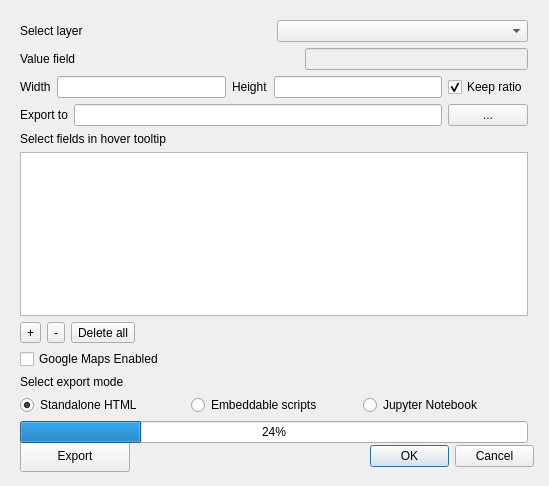
Ziqi-Li/bknqgis, file bknqgis_dialog_base.ui: the form before one commit.
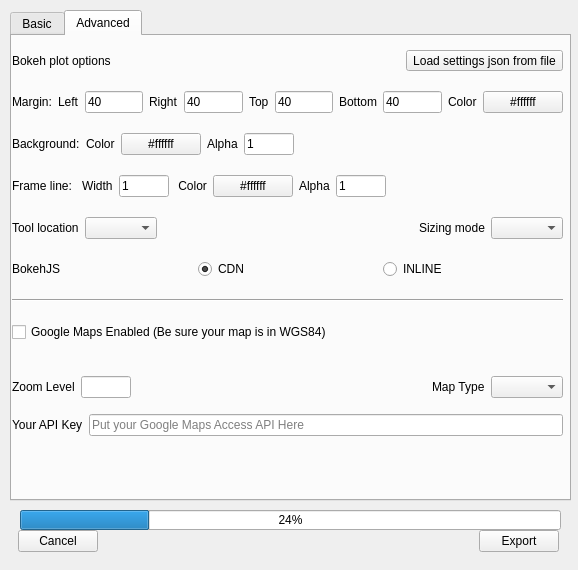
The form after the commit. The open tabs and pages were chosen to show the change.

Commit message: could load setting file

```diff
--- a/bknqgis_dialog_base.ui
+++ b/bknqgis_dialog_base.ui
@@ -9,96 +9,42 @@
    <rect>
     <x>0</x>
     <y>0</y>
-    <width>549</width>
-    <height>486</height>
+    <width>578</width>
+    <height>570</height>
    </rect>
   </property>
   <property name="windowTitle">
    <string>bknqgis</string>
   </property>
-  <widget class="QDialogButtonBox" name="button_box">
+  <widget class="QTabWidget" name="tabWidget">
    <property name="geometry">
     <rect>
-     <x>370</x>
-     <y>440</y>
-     <width>164</width>
-     <height>32</height>
+     <x>10</x>
+     <y>10</y>
+     <width>561</width>
+     <height>491</height>
     </rect>
    </property>
-   <property name="orientation">
-    <enum>Qt::Horizontal</enum>
+   <property name="currentIndex">
+    <number>0</number>
    </property>
-   <property name="standardButtons">
-    <set>QDialogButtonBox::Cancel|QDialogButtonBox::Ok</set>
-   </property>
-  </widget>
-  <widget class="QPushButton" name="previewBTN">
-   <property name="geometry">
-    <rect>
-     <x>20</x>
-     <y>440</y>
-     <width>110</width>
-     <height>32</height>
-    </rect>
-   </property>
-   <property name="text">
-    <string>Export</string>
-   </property>
-  </widget>
-  <widget class="QWidget" name="gridLayoutWidget">
-   <property name="geometry">
-    <rect>
-     <x>20</x>
-     <y>20</y>
-     <width>508</width>
-     <height>423</height>
-    </rect>
-   </property>
-   <layout class="QGridLayout" name="gridLayout">
-    <item row="5" column="0">
-     <widget class="QTableWidget" name="tableWidget"/>
-    </item>
-    <item row="4" column="0">
-     <layout class="QHBoxLayout" name="horizontalLayout">
-      <item>
-       <widget class="QLabel" name="label_2">
-        <property name="text">
-         <string>Select fields in hover tooltip</string>
-        </property>
-       </widget>
-      </item>
-     </layout>
-    </item>
-    <item row="3" column="0">
-     <layout class="QHBoxLayout" name="horizontalLayout_4">
-      <item>
-       <widget class="QLabel" name="label_3">
-        <property name="text">
-         <string>Export to</string>
-        </property>
-       </widget>
-      </item>
-      <item>
-       <widget class="QLineEdit" name="lineEdit"/>
-      </item>
-      <item>
-       <widget class="QPushButton" name="outputBTN">
-        <property name="text">
-         <string>...</string>
-        </property>
-       </widget>
-      </item>
-     </layout>
-    </item>
-    <item row="8" column="0">
-     <widget class="QLabel" name="label_8">
-      <property name="text">
-       <string>Select export mode</string>
-      </property>
-     </widget>
-    </item>
-    <item row="6" column="0">
+   <widget class="QWidget" name="tab1">
+    <attribute name="title">
+     <string>Basic</string>
+    </attribute>
+    <widget class="QWidget" name="layoutWidget">
+     <property name="geometry">
+      <rect>
+       <x>3</x>
+       <y>424</y>
+       <width>541</width>
+       <height>41</height>
+      </rect>
+     </property>
      <layout class="QHBoxLayout" name="horizontalLayout_6">
+      <property name="sizeConstraint">
+       <enum>QLayout::SetDefaultConstraint</enum>
+      </property>
       <item>
        <widget class="QToolButton" name="addRowBTN">
         <property name="text">
@@ -134,11 +80,56 @@
        </spacer>
       </item>
      </layout>
-    </item>
-    <item row="0" column="0">
-     <layout class="QHBoxLayout" name="horizontalLayout_2">
+    </widget>
+    <widget class="QWidget" name="horizontalLayoutWidget_2">
+     <property name="geometry">
+      <rect>
+       <x>2</x>
+       <y>294</y>
+       <width>551</width>
+       <height>141</height>
+      </rect>
+     </property>
+     <layout class="QHBoxLayout" name="horizontalLayout_5">
+      <item>
+       <widget class="QTableWidget" name="tableWidget">
+        <property name="sizePolicy">
+         <sizepolicy hsizetype="Preferred" vsizetype="Preferred">
+          <horstretch>0</horstretch>
+          <verstretch>0</verstretch>
+         </sizepolicy>
+        </property>
+        <property name="minimumSize">
+         <size>
+          <width>0</width>
+          <height>100</height>
+         </size>
+        </property>
+        <property name="maximumSize">
+         <size>
+          <width>16777215</width>
+          <height>400</height>
+         </size>
+        </property>
+       </widget>
+      </item>
+     </layout>
+    </widget>
+    <widget class="QWidget" name="verticalLayoutWidget_3">
+     <property name="geometry">
+      <rect>
+       <x>2</x>
+       <y>0</y>
+       <width>551</width>
+       <height>316</height>
+      </rect>
+     </property>
+     <layout class="QVBoxLayout" name="verticalLayout_4">
       <item>
        <layout class="QHBoxLayout" name="horizontalLayout_9">
+        <property name="sizeConstraint">
+         <enum>QLayout::SetDefaultConstraint</enum>
+        </property>
         <item>
          <widget class="QLabel" name="label_7">
           <property name="text">
@@ -151,118 +142,926 @@
         </item>
        </layout>
       </item>
-     </layout>
-    </item>
-    <item row="1" column="0">
-     <layout class="QHBoxLayout" name="horizontalLayout_3">
       <item>
-       <widget class="QLabel" name="label_4">
-        <property name="text">
-         <string>Value field</string>
+       <layout class="QHBoxLayout" name="horizontalLayout_3">
+        <property name="sizeConstraint">
+         <enum>QLayout::SetDefaultConstraint</enum>
         </property>
-       </widget>
+        <item>
+         <widget class="QLabel" name="label_4">
+          <property name="text">
+           <string>Value field</string>
+          </property>
+         </widget>
+        </item>
+        <item>
+         <spacer name="horizontalSpacer_2">
+          <property name="orientation">
+           <enum>Qt::Horizontal</enum>
+          </property>
+          <property name="sizeHint" stdset="0">
+           <size>
+            <width>40</width>
+            <height>20</height>
+           </size>
+          </property>
+         </spacer>
+        </item>
+        <item>
+         <widget class="QLineEdit" name="valueFieldText">
+          <property name="enabled">
+           <bool>false</bool>
+          </property>
+          <property name="maximumSize">
+           <size>
+            <width>150</width>
+            <height>16777215</height>
+           </size>
+          </property>
+         </widget>
+        </item>
+       </layout>
       </item>
       <item>
-       <spacer name="horizontalSpacer_2">
+       <layout class="QHBoxLayout" name="horizontalLayout_10">
+        <property name="sizeConstraint">
+         <enum>QLayout::SetDefaultConstraint</enum>
+        </property>
+        <property name="rightMargin">
+         <number>0</number>
+        </property>
+        <item>
+         <widget class="QLabel" name="label_9">
+          <property name="text">
+           <string>Title</string>
+          </property>
+         </widget>
+        </item>
+        <item>
+         <widget class="QLineEdit" name="lineEditTitle">
+          <property name="sizePolicy">
+           <sizepolicy hsizetype="Expanding" vsizetype="Minimum">
+            <horstretch>0</horstretch>
+            <verstretch>0</verstretch>
+           </sizepolicy>
+          </property>
+          <property name="minimumSize">
+           <size>
+            <width>0</width>
+            <height>20</height>
+           </size>
+          </property>
+          <property name="placeholderText">
+           <string>Type your title of the map.</string>
+          </property>
+         </widget>
+        </item>
+        <item>
+         <widget class="QPushButton" name="pushButton_4">
+          <property name="minimumSize">
+           <size>
+            <width>0</width>
+            <height>32</height>
+           </size>
+          </property>
+          <property name="text">
+           <string>Font</string>
+          </property>
+         </widget>
+        </item>
+       </layout>
+      </item>
+      <item>
+       <layout class="QHBoxLayout" name="horizontalLayout_7">
+        <property name="sizeConstraint">
+         <enum>QLayout::SetDefaultConstraint</enum>
+        </property>
+        <item>
+         <widget class="QLabel" name="label_31">
+          <property name="text">
+           <string>Map size:</string>
+          </property>
+         </widget>
+        </item>
+        <item>
+         <widget class="QLabel" name="label_5">
+          <property name="sizePolicy">
+           <sizepolicy hsizetype="Preferred" vsizetype="Preferred">
+            <horstretch>0</horstretch>
+            <verstretch>0</verstretch>
+           </sizepolicy>
+          </property>
+          <property name="text">
+           <string>Width</string>
+          </property>
+         </widget>
+        </item>
+        <item>
+         <widget class="QLineEdit" name="lineEditWidth">
+          <property name="sizePolicy">
+           <sizepolicy hsizetype="Preferred" vsizetype="Preferred">
+            <horstretch>0</horstretch>
+            <verstretch>0</verstretch>
+           </sizepolicy>
+          </property>
+          <property name="maximumSize">
+           <size>
+            <width>100</width>
+            <height>16777215</height>
+           </size>
+          </property>
+         </widget>
+        </item>
+        <item>
+         <widget class="QLabel" name="label_6">
+          <property name="sizePolicy">
+           <sizepolicy hsizetype="Preferred" vsizetype="Preferred">
+            <horstretch>0</horstretch>
+            <verstretch>0</verstretch>
+           </sizepolicy>
+          </property>
+          <property name="text">
+           <string>Height</string>
+          </property>
+         </widget>
+        </item>
+        <item>
+         <widget class="QLineEdit" name="lineEditHeight">
+          <property name="sizePolicy">
+           <sizepolicy hsizetype="Preferred" vsizetype="Preferred">
+            <horstretch>0</horstretch>
+            <verstretch>0</verstretch>
+           </sizepolicy>
+          </property>
+          <property name="maximumSize">
+           <size>
+            <width>100</width>
+            <height>16777215</height>
+           </size>
+          </property>
+         </widget>
+        </item>
+        <item>
+         <widget class="QCheckBox" name="ratioCheckBox">
+          <property name="sizePolicy">
+           <sizepolicy hsizetype="Preferred" vsizetype="Preferred">
+            <horstretch>0</horstretch>
+            <verstretch>0</verstretch>
+           </sizepolicy>
+          </property>
+          <property name="text">
+           <string>Keep ratio</string>
+          </property>
+          <property name="checked">
+           <bool>true</bool>
+          </property>
+         </widget>
+        </item>
+        <item>
+         <spacer name="horizontalSpacer_4">
+          <property name="orientation">
+           <enum>Qt::Horizontal</enum>
+          </property>
+          <property name="sizeHint" stdset="0">
+           <size>
+            <width>40</width>
+            <height>20</height>
+           </size>
+          </property>
+         </spacer>
+        </item>
+       </layout>
+      </item>
+      <item>
+       <layout class="QHBoxLayout" name="horizontalLayout_14">
+        <property name="spacing">
+         <number>-1</number>
+        </property>
+        <property name="sizeConstraint">
+         <enum>QLayout::SetDefaultConstraint</enum>
+        </property>
+        <property name="rightMargin">
+         <number>0</number>
+        </property>
+        <item>
+         <widget class="QLabel" name="label">
+          <property name="sizePolicy">
+           <sizepolicy hsizetype="Preferred" vsizetype="Preferred">
+            <horstretch>0</horstretch>
+            <verstretch>0</verstretch>
+           </sizepolicy>
+          </property>
+          <property name="text">
+           <string>Feature outline:</string>
+          </property>
+         </widget>
+        </item>
+        <item>
+         <widget class="QLabel" name="label_30">
+          <property name="text">
+           <string>Color</string>
+          </property>
+         </widget>
+        </item>
+        <item>
+         <widget class="QPushButton" name="pushButtonOLColor">
+          <property name="sizePolicy">
+           <sizepolicy hsizetype="Preferred" vsizetype="Maximum">
+            <horstretch>0</horstretch>
+            <verstretch>0</verstretch>
+           </sizepolicy>
+          </property>
+          <property name="minimumSize">
+           <size>
+            <width>0</width>
+            <height>0</height>
+           </size>
+          </property>
+          <property name="maximumSize">
+           <size>
+            <width>16777215</width>
+            <height>25</height>
+           </size>
+          </property>
+          <property name="text">
+           <string>#ffffff</string>
+          </property>
+         </widget>
+        </item>
+        <item>
+         <widget class="QLabel" name="label_12">
+          <property name="sizePolicy">
+           <sizepolicy hsizetype="Preferred" vsizetype="Preferred">
+            <horstretch>0</horstretch>
+            <verstretch>0</verstretch>
+           </sizepolicy>
+          </property>
+          <property name="text">
+           <string>Width</string>
+          </property>
+         </widget>
+        </item>
+        <item>
+         <widget class="QLineEdit" name="lineEditOutlineWidth">
+          <property name="sizePolicy">
+           <sizepolicy hsizetype="Preferred" vsizetype="Preferred">
+            <horstretch>0</horstretch>
+            <verstretch>0</verstretch>
+           </sizepolicy>
+          </property>
+          <property name="maximumSize">
+           <size>
+            <width>100</width>
+            <height>16777215</height>
+           </size>
+          </property>
+         </widget>
+        </item>
+        <item>
+         <spacer name="horizontalSpacer_8">
+          <property name="orientation">
+           <enum>Qt::Horizontal</enum>
+          </property>
+          <property name="sizeHint" stdset="0">
+           <size>
+            <width>40</width>
+            <height>20</height>
+           </size>
+          </property>
+         </spacer>
+        </item>
+       </layout>
+      </item>
+      <item>
+       <layout class="QHBoxLayout" name="horizontalLayout_11">
+        <property name="sizeConstraint">
+         <enum>QLayout::SetDefaultConstraint</enum>
+        </property>
+        <item>
+         <widget class="QLabel" name="label_10">
+          <property name="text">
+           <string>Transparency</string>
+          </property>
+         </widget>
+        </item>
+        <item>
+         <widget class="QLineEdit" name="lineEditAlpha">
+          <property name="sizePolicy">
+           <sizepolicy hsizetype="Minimum" vsizetype="Fixed">
+            <horstretch>0</horstretch>
+            <verstretch>0</verstretch>
+           </sizepolicy>
+          </property>
+          <property name="maximumSize">
+           <size>
+            <width>50</width>
+            <height>16777215</height>
+           </size>
+          </property>
+         </widget>
+        </item>
+        <item>
+         <widget class="QLabel" name="label_11">
+          <property name="maximumSize">
+           <size>
+            <width>15</width>
+            <height>16777215</height>
+           </size>
+          </property>
+          <property name="text">
+           <string>%</string>
+          </property>
+         </widget>
+        </item>
+        <item>
+         <widget class="QSlider" name="alphaSlider">
+          <property name="maximum">
+           <number>100</number>
+          </property>
+          <property name="value">
+           <number>0</number>
+          </property>
+          <property name="orientation">
+           <enum>Qt::Horizontal</enum>
+          </property>
+         </widget>
+        </item>
+       </layout>
+      </item>
+      <item>
+       <layout class="QHBoxLayout" name="horizontalLayout_4">
+        <property name="sizeConstraint">
+         <enum>QLayout::SetDefaultConstraint</enum>
+        </property>
+        <item>
+         <widget class="QLabel" name="label_3">
+          <property name="sizePolicy">
+           <sizepolicy hsizetype="Preferred" vsizetype="Preferred">
+            <horstretch>0</horstretch>
+            <verstretch>0</verstretch>
+           </sizepolicy>
+          </property>
+          <property name="text">
+           <string>Export to</string>
+          </property>
+         </widget>
+        </item>
+        <item>
+         <widget class="QLineEdit" name="lineEdit">
+          <property name="sizePolicy">
+           <sizepolicy hsizetype="Expanding" vsizetype="Minimum">
+            <horstretch>0</horstretch>
+            <verstretch>0</verstretch>
+           </sizepolicy>
+          </property>
+          <property name="minimumSize">
+           <size>
+            <width>0</width>
+            <height>20</height>
+           </size>
+          </property>
+         </widget>
+        </item>
+        <item>
+         <widget class="QPushButton" name="outputBTN">
+          <property name="sizePolicy">
+           <sizepolicy hsizetype="Minimum" vsizetype="Preferred">
+            <horstretch>0</horstretch>
+            <verstretch>0</verstretch>
+           </sizepolicy>
+          </property>
+          <property name="text">
+           <string>...</string>
+          </property>
+         </widget>
+        </item>
+       </layout>
+      </item>
+      <item>
+       <layout class="QHBoxLayout" name="horizontalLayout_2">
+        <property name="sizeConstraint">
+         <enum>QLayout::SetDefaultConstraint</enum>
+        </property>
+        <item>
+         <widget class="QLabel" name="label_2">
+          <property name="text">
+           <string>Select fields in hover tooltip</string>
+          </property>
+         </widget>
+        </item>
+       </layout>
+      </item>
+     </layout>
+    </widget>
+   </widget>
+   <widget class="QWidget" name="tab2">
+    <attribute name="title">
+     <string>Advanced</string>
+    </attribute>
+    <widget class="QWidget" name="verticalLayoutWidget_2">
+     <property name="geometry">
+      <rect>
+       <x>0</x>
+       <y>330</y>
+       <width>551</width>
+       <height>81</height>
+      </rect>
+     </property>
+     <layout class="QVBoxLayout" name="verticalLayout_2">
+      <item>
+       <layout class="QHBoxLayout" name="horizontalLayout_13">
+        <item>
+         <widget class="QLabel" name="labelZoom">
+          <property name="text">
+           <string>Zoom Level</string>
+          </property>
+         </widget>
+        </item>
+        <item>
+         <widget class="QLineEdit" name="lineEditZoom">
+          <property name="maximumSize">
+           <size>
+            <width>50</width>
+            <height>16777215</height>
+           </size>
+          </property>
+         </widget>
+        </item>
+        <item>
+         <spacer name="horizontalSpacer_3">
+          <property name="orientation">
+           <enum>Qt::Horizontal</enum>
+          </property>
+          <property name="sizeHint" stdset="0">
+           <size>
+            <width>40</width>
+            <height>20</height>
+           </size>
+          </property>
+         </spacer>
+        </item>
+        <item>
+         <widget class="QLabel" name="labelMapType">
+          <property name="text">
+           <string>Map Type</string>
+          </property>
+         </widget>
+        </item>
+        <item>
+         <widget class="QComboBox" name="comboBoxMapType"/>
+        </item>
+       </layout>
+      </item>
+      <item>
+       <layout class="QHBoxLayout" name="horizontalLayout_8">
+        <item>
+         <widget class="QLabel" name="labelAPI">
+          <property name="text">
+           <string>Your API Key</string>
+          </property>
+         </widget>
+        </item>
+        <item>
+         <widget class="QLineEdit" name="lineEditGAPI">
+          <property name="placeholderText">
+           <string>Put your Google Maps Access API Here</string>
+          </property>
+         </widget>
+        </item>
+       </layout>
+      </item>
+     </layout>
+    </widget>
+    <widget class="QWidget" name="verticalLayoutWidget">
+     <property name="geometry">
+      <rect>
+       <x>0</x>
+       <y>0</y>
+       <width>551</width>
+       <height>321</height>
+      </rect>
+     </property>
+     <layout class="QVBoxLayout" name="verticalLayout">
+      <item>
+       <layout class="QHBoxLayout" name="horizontalLayout_18">
+        <item>
+         <widget class="QLabel" name="label_16">
+          <property name="maximumSize">
+           <size>
+            <width>16777215</width>
+            <height>30</height>
+           </size>
+          </property>
+          <property name="text">
+           <string>Bokeh plot options</string>
+          </property>
+         </widget>
+        </item>
+        <item>
+         <widget class="QLabel" name="label_15">
+          <property name="text">
+           <string/>
+          </property>
+         </widget>
+        </item>
+        <item>
+         <widget class="QToolButton" name="loadSetting">
+          <property name="text">
+           <string>Load settings json from file</string>
+          </property>
+         </widget>
+        </item>
+       </layout>
+      </item>
+      <item>
+       <layout class="QHBoxLayout" name="horizontalLayout_15">
+        <item>
+         <widget class="QLabel" name="label_18">
+          <property name="text">
+           <string>Margin:</string>
+          </property>
+         </widget>
+        </item>
+        <item>
+         <widget class="QLabel" name="label_22">
+          <property name="text">
+           <string>Left</string>
+          </property>
+         </widget>
+        </item>
+        <item>
+         <widget class="QLineEdit" name="leftMargin">
+          <property name="maximumSize">
+           <size>
+            <width>100</width>
+            <height>16777215</height>
+           </size>
+          </property>
+          <property name="text">
+           <string>40</string>
+          </property>
+         </widget>
+        </item>
+        <item>
+         <widget class="QLabel" name="label_23">
+          <property name="text">
+           <string>Right</string>
+          </property>
+         </widget>
+        </item>
+        <item>
+         <widget class="QLineEdit" name="rightMargin">
+          <property name="maximumSize">
+           <size>
+            <width>100</width>
+            <height>16777215</height>
+           </size>
+          </property>
+          <property name="text">
+           <string>40</string>
+          </property>
+         </widget>
+        </item>
+        <item>
+         <widget class="QLabel" name="label_24">
+          <property name="text">
+           <string>Top</string>
+          </property>
+         </widget>
+        </item>
+        <item>
+         <widget class="QLineEdit" name="topMargin">
+          <property name="maximumSize">
+           <size>
+            <width>100</width>
+            <height>16777215</height>
+           </size>
+          </property>
+          <property name="text">
+           <string>40</string>
+          </property>
+         </widget>
+        </item>
+        <item>
+         <widget class="QLabel" name="label_25">
+          <property name="text">
+           <string>Bottom</string>
+          </property>
+         </widget>
+        </item>
+        <item>
+         <widget class="QLineEdit" name="botMargin">
+          <property name="maximumSize">
+           <size>
+            <width>100</width>
+            <height>16777215</height>
+           </size>
+          </property>
+          <property name="text">
+           <string>40</string>
+          </property>
+         </widget>
+        </item>
+        <item>
+         <widget class="QLabel" name="label_13">
+          <property name="text">
+           <string>Color</string>
+          </property>
+         </widget>
+        </item>
+        <item>
+         <widget class="QPushButton" name="pushButtonBKBorderColor">
+          <property name="sizePolicy">
+           <sizepolicy hsizetype="Fixed" vsizetype="Fixed">
+            <horstretch>0</horstretch>
+            <verstretch>0</verstretch>
+           </sizepolicy>
+          </property>
+          <property name="text">
+           <string>#ffffff</string>
+          </property>
+         </widget>
+        </item>
+       </layout>
+      </item>
+      <item>
+       <layout class="QHBoxLayout" name="horizontalLayout_16">
+        <item>
+         <widget class="QLabel" name="label_14">
+          <property name="text">
+           <string>Background:</string>
+          </property>
+         </widget>
+        </item>
+        <item>
+         <widget class="QLabel" name="label_26">
+          <property name="text">
+           <string>Color</string>
+          </property>
+         </widget>
+        </item>
+        <item>
+         <widget class="QPushButton" name="pushButtonBGColor">
+          <property name="text">
+           <string>#ffffff</string>
+          </property>
+         </widget>
+        </item>
+        <item>
+         <widget class="QLabel" name="label_27">
+          <property name="text">
+           <string>Alpha</string>
+          </property>
+         </widget>
+        </item>
+        <item>
+         <widget class="QLineEdit" name="lineEditBGAlpha">
+          <property name="maximumSize">
+           <size>
+            <width>50</width>
+            <height>16777215</height>
+           </size>
+          </property>
+          <property name="text">
+           <string>1</string>
+          </property>
+         </widget>
+        </item>
+        <item>
+         <spacer name="horizontalSpacer_5">
+          <property name="orientation">
+           <enum>Qt::Horizontal</enum>
+          </property>
+          <property name="sizeHint" stdset="0">
+           <size>
+            <width>40</width>
+            <height>20</height>
+           </size>
+          </property>
+         </spacer>
+        </item>
+       </layout>
+      </item>
+      <item>
+       <layout class="QHBoxLayout" name="horizontalLayout_19">
+        <item>
+         <widget class="QLabel" name="label_17">
+          <property name="text">
+           <string>Frame line: </string>
+          </property>
+         </widget>
+        </item>
+        <item>
+         <widget class="QLabel" name="label_28">
+          <property name="text">
+           <string>Width</string>
+          </property>
+         </widget>
+        </item>
+        <item>
+         <widget class="QLineEdit" name="lineEditPlotFrameWidth">
+          <property name="maximumSize">
+           <size>
+            <width>50</width>
+            <height>16777215</height>
+           </size>
+          </property>
+          <property name="text">
+           <string>1</string>
+          </property>
+         </widget>
+        </item>
+        <item>
+         <widget class="QLabel" name="label_21">
+          <property name="text">
+           <string> Color</string>
+          </property>
+         </widget>
+        </item>
+        <item>
+         <widget class="QPushButton" name="pushButtonFrameColor">
+          <property name="sizePolicy">
+           <sizepolicy hsizetype="Fixed" vsizetype="Fixed">
+            <horstretch>0</horstretch>
+            <verstretch>0</verstretch>
+           </sizepolicy>
+          </property>
+          <property name="text">
+           <string>#ffffff</string>
+          </property>
+         </widget>
+        </item>
+        <item>
+         <widget class="QLabel" name="label_20">
+          <property name="text">
+           <string>Alpha</string>
+          </property>
+         </widget>
+        </item>
+        <item>
+         <widget class="QLineEdit" name="lineEditFrameAlpha">
+          <property name="maximumSize">
+           <size>
+            <width>50</width>
+            <height>16777215</height>
+           </size>
+          </property>
+          <property name="text">
+           <string>1</string>
+          </property>
+         </widget>
+        </item>
+        <item>
+         <spacer name="horizontalSpacer_6">
+          <property name="orientation">
+           <enum>Qt::Horizontal</enum>
+          </property>
+          <property name="sizeHint" stdset="0">
+           <size>
+            <width>40</width>
+            <height>20</height>
+           </size>
+          </property>
+         </spacer>
+        </item>
+       </layout>
+      </item>
+      <item>
+       <layout class="QHBoxLayout" name="horizontalLayout_17">
+        <item>
+         <widget class="QLabel" name="label_19">
+          <property name="text">
+           <string>Tool location</string>
+          </property>
+         </widget>
+        </item>
+        <item>
+         <widget class="QComboBox" name="comboBoxToolPosition"/>
+        </item>
+        <item>
+         <spacer name="horizontalSpacer_10">
+          <property name="orientation">
+           <enum>Qt::Horizontal</enum>
+          </property>
+          <property name="sizeHint" stdset="0">
+           <size>
+            <width>40</width>
+            <height>20</height>
+           </size>
+          </property>
+         </spacer>
+        </item>
+        <item>
+         <widget class="QLabel" name="label_29">
+          <property name="text">
+           <string>Sizing mode</string>
+          </property>
+         </widget>
+        </item>
+        <item>
+         <widget class="QComboBox" name="comboBoxSizingMode"/>
+        </item>
+       </layout>
+      </item>
+      <item>
+       <layout class="QHBoxLayout" name="horizontalLayout_20">
+        <item>
+         <widget class="QLabel" name="label_8">
+          <property name="text">
+           <string>BokehJS</string>
+          </property>
+         </widget>
+        </item>
+        <item>
+         <widget class="QRadioButton" name="radioButtonCDN">
+          <property name="text">
+           <string>CDN</string>
+          </property>
+          <property name="checked">
+           <bool>true</bool>
+          </property>
+         </widget>
+        </item>
+        <item>
+         <widget class="QRadioButton" name="radioButtonINLINE">
+          <property name="text">
+           <string>INLINE</string>
+          </property>
+         </widget>
+        </item>
+       </layout>
+      </item>
+      <item>
+       <widget class="Line" name="line">
         <property name="orientation">
          <enum>Qt::Horizontal</enum>
         </property>
-        <property name="sizeHint" stdset="0">
-         <size>
-          <width>40</width>
-          <height>20</height>
-         </size>
-        </property>
-       </spacer>
+       </widget>
       </item>
       <item>
-       <widget class="QLineEdit" name="valueFieldText">
-        <property name="enabled">
-         <bool>false</bool>
+       <widget class="QCheckBox" name="GoogleCheckBox">
+        <property name="text">
+         <string>Google Maps Enabled (Be sure your map is in WGS84)</string>
         </property>
        </widget>
       </item>
      </layout>
-    </item>
-    <item row="10" column="0">
-     <widget class="QProgressBar" name="progressBar">
-      <property name="value">
-       <number>24</number>
+    </widget>
+   </widget>
+  </widget>
+  <widget class="QProgressBar" name="progressBar">
+   <property name="geometry">
+    <rect>
+     <x>20</x>
+     <y>510</y>
+     <width>541</width>
+     <height>20</height>
+    </rect>
+   </property>
+   <property name="value">
+    <number>24</number>
+   </property>
+  </widget>
+  <widget class="QWidget" name="horizontalLayoutWidget_3">
+   <property name="geometry">
+    <rect>
+     <x>18</x>
+     <y>516</y>
+     <width>541</width>
+     <height>51</height>
+    </rect>
+   </property>
+   <layout class="QHBoxLayout" name="horizontalLayout_12">
+    <item>
+     <widget class="QPushButton" name="cancelBTN">
+      <property name="text">
+       <string>Cancel</string>
       </property>
      </widget>
     </item>
-    <item row="9" column="0">
-     <layout class="QHBoxLayout" name="horizontalLayout_5">
-      <item>
-       <widget class="QRadioButton" name="htmlRB">
-        <property name="enabled">
-         <bool>true</bool>
-        </property>
-        <property name="text">
-         <string>Standalone HTML</string>
-        </property>
-        <property name="checked">
-         <bool>true</bool>
-        </property>
-       </widget>
-      </item>
-      <item>
-       <widget class="QRadioButton" name="embedRB">
-        <property name="text">
-         <string>Embeddable scripts</string>
-        </property>
-       </widget>
-      </item>
-      <item>
-       <widget class="QRadioButton" name="jupyterRB">
-        <property name="text">
-         <string>Jupyter Notebook</string>
-        </property>
-        <property name="checked">
-         <bool>false</bool>
-        </property>
-       </widget>
-      </item>
-     </layout>
+    <item>
+     <spacer name="horizontalSpacer_7">
+      <property name="orientation">
+       <enum>Qt::Horizontal</enum>
+      </property>
+      <property name="sizeHint" stdset="0">
+       <size>
+        <width>40</width>
+        <height>20</height>
+       </size>
+      </property>
+     </spacer>
     </item>
-    <item row="2" column="0">
-     <layout class="QHBoxLayout" name="horizontalLayout_7">
-      <item>
-       <widget class="QLabel" name="label_5">
-        <property name="text">
-         <string>Width</string>
-        </property>
-       </widget>
-      </item>
-      <item>
-       <widget class="QLineEdit" name="lineEditWidth"/>
-      </item>
-      <item>
-       <widget class="QLabel" name="label_6">
-        <property name="text">
-         <string>Height</string>
-        </property>
-       </widget>
-      </item>
-      <item>
-       <widget class="QLineEdit" name="lineEditHeight"/>
-      </item>
-      <item>
-       <widget class="QCheckBox" name="ratioCheckBox">
-        <property name="text">
-         <string>Keep ratio</string>
-        </property>
-        <property name="checked">
-         <bool>true</bool>
-        </property>
-       </widget>
-      </item>
-     </layout>
-    </item>
-    <item row="7" column="0">
-     <widget class="QCheckBox" name="GoogleCheckBox">
+    <item>
+     <widget class="QPushButton" name="previewBTN">
+      <property name="minimumSize">
+       <size>
+        <width>50</width>
+        <height>0</height>
+       </size>
+      </property>
       <property name="text">
-       <string>Google Maps Enabled</string>
+       <string>Export</string>
       </property>
      </widget>
     </item>
```
Left out of the diff: 35 changed lines with no effect on the pictures. The commit also changes 3 other files.
